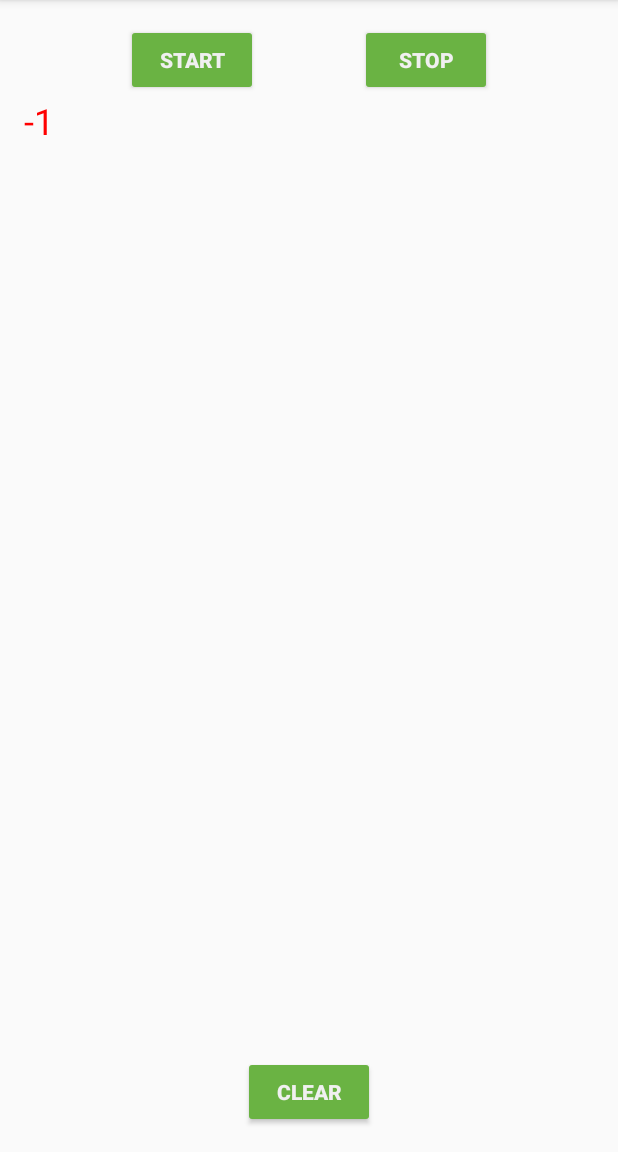
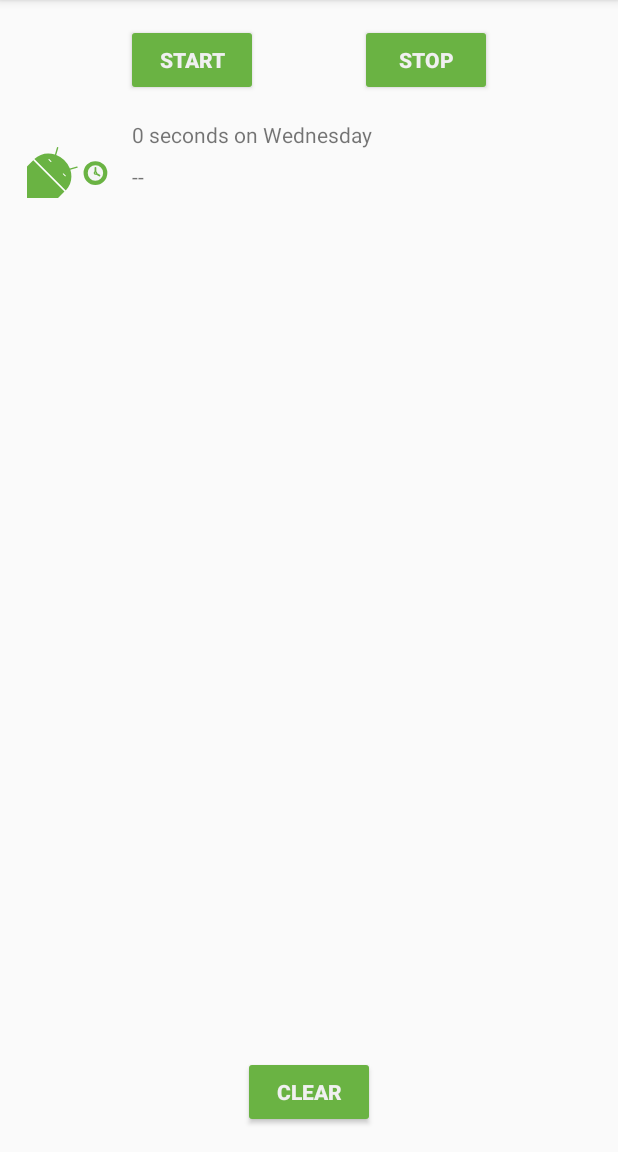
Before and after one commit to MIA1kl/RecyclerView-Sleep-Tracker-App, an Android app: the screen it shows after launch (MainActivity), after a tap on "START", on a phone screen of 412 x 824 dp, the part 84-1236 px from its top. Run offline under Robolectric (Android 15) with nearby library versions, the phone set to English and light mode, and no system bars; our stand-ins replace Room's generated code, data binding; Roboto replaces fonts that are not available here; 3 statements that could not run were skipped.

Commit message:
Exercise 4

```diff
--- a/app/src/main/java/com/example/android/trackmysleepquality/sleeptracker/SleepNightAdapter.kt
+++ b/app/src/main/java/com/example/android/trackmysleepquality/sleeptracker/SleepNightAdapter.kt
@@ -18,14 +18,18 @@ package com.example.android.trackmysleepquality.sleeptracker
 
 import android.graphics.Color
 import android.view.LayoutInflater
+import android.view.View
 import android.view.ViewGroup
+import android.widget.ImageView
 import android.widget.TextView
 import androidx.recyclerview.widget.RecyclerView
 import com.example.android.trackmysleepquality.R
 import com.example.android.trackmysleepquality.TextItemViewHolder
+import com.example.android.trackmysleepquality.convertDurationToFormatted
+import com.example.android.trackmysleepquality.convertNumericQualityToString
 import com.example.android.trackmysleepquality.database.SleepNight
 
-class SleepNightAdapter: RecyclerView.Adapter<TextItemViewHolder>(){
+class SleepNightAdapter: RecyclerView.Adapter<SleepNightAdapter.ViewHolder>(){
     var data = listOf<SleepNight>()
         set(value) {
             field = value
@@ -33,20 +37,33 @@ class SleepNightAdapter: RecyclerView.Adapter<TextItemViewHolder>(){
         }
     override fun getItemCount() = data.size
 
-    override fun onBindViewHolder(holder: TextItemViewHolder, position: Int) {
+    override fun onBindViewHolder(holder: ViewHolder, position: Int) {
         val item = data[position]
-        if (item.sleepQuality <= 1) {
-            holder.textView.setTextColor(Color.RED)
-        } else {
-            holder.textView.setTextColor(Color.GREEN)
-        }
-        holder.textView.text = item.sleepQuality.toString()
+        val res = holder.itemView.context.resources
+        holder.sleepLength.text = convertDurationToFormatted(item.startTimeMilli, item.endTimeMilli, res)
+        holder.quality.text = convertNumericQualityToString(item.sleepQuality, res)
+
+        holder.qualityImage.setImageResource(when (item.sleepQuality) {
+            0 -> R.drawable.ic_sleep_0
+            1 -> R.drawable.ic_sleep_1
+            2 -> R.drawable.ic_sleep_2
+            3 -> R.drawable.ic_sleep_3
+            4 -> R.drawable.ic_sleep_4
+            5 -> R.drawable.ic_sleep_5
+            else -> R.drawable.ic_sleep_active
+        })
     }
 
-    override fun onCreateViewHolder(parent: ViewGroup, viewType: Int): TextItemViewHolder {
+    override fun onCreateViewHolder(parent: ViewGroup, viewType: Int): ViewHolder {
         val layoutInflater = LayoutInflater.from(parent.context)
         val view = layoutInflater
-            .inflate(R.layout.text_item_view, parent, false) as TextView
-        return TextItemViewHolder(view)
+            .inflate(R.layout.list_item_sleep_night, parent, false)
+        return ViewHolder(view)
+    }
+    class ViewHolder(itemView : View): RecyclerView.ViewHolder(itemView){
+        val sleepLength: TextView = itemView.findViewById(R.id.sleep_length)
+        val quality: TextView = itemView.findViewById(R.id.quality_string)
+        val qualityImage: ImageView = itemView.findViewById(R.id.quality_image)
+
     }
 }
--- a/app/src/main/res/layout/list_item_sleep_night.xml
+++ b/app/src/main/res/layout/list_item_sleep_night.xml
@@ -1,7 +1,44 @@
 <?xml version="1.0" encoding="utf-8"?>
 <androidx.constraintlayout.widget.ConstraintLayout
     xmlns:android="http://schemas.android.com/apk/res/android"
+    xmlns:app="http://schemas.android.com/apk/res-auto"
+    xmlns:tools="http://schemas.android.com/tools"
     android:orientation="vertical"
     android:layout_width="match_parent"
     android:layout_height="wrap_content">
+
+    <ImageView
+        android:id="@+id/quality_image"
+        android:layout_width="@dimen/icon_size"
+        android:layout_height="60dp"
+        android:layout_marginStart="16dp"
+        android:layout_marginTop="8dp"
+        android:layout_marginBottom="8dp"
+        app:layout_constraintBottom_toBottomOf="parent"
+        app:layout_constraintStart_toStartOf="parent"
+        app:layout_constraintTop_toTopOf="parent"
+        tools:srcCompat="@drawable/ic_sleep_5" />
+
+    <TextView
+        android:id="@+id/quality_string"
+        android:layout_width="0dp"
+        android:layout_height="20dp"
+        android:layout_marginTop="8dp"
+        app:layout_constraintEnd_toEndOf="@+id/sleep_length"
+        app:layout_constraintStart_toStartOf="@+id/sleep_length"
+        app:layout_constraintTop_toBottomOf="@+id/sleep_length"
+        tools:text="Excellent!!!" />
+    <TextView
+        android:id="@+id/sleep_length"
+        android:layout_width="0dp"
+        android:layout_height="20dp"
+        android:layout_marginStart="8dp"
+        android:layout_marginTop="8dp"
+        android:layout_marginEnd="16dp"
+        app:layout_constraintEnd_toEndOf="parent"
+        app:layout_constraintStart_toEndOf="@+id/quality_image"
+        app:layout_constraintTop_toTopOf="@+id/quality_image"
+        tools:text="Wednesday" />
+
+
 </androidx.constraintlayout.widget.ConstraintLayout>
```
